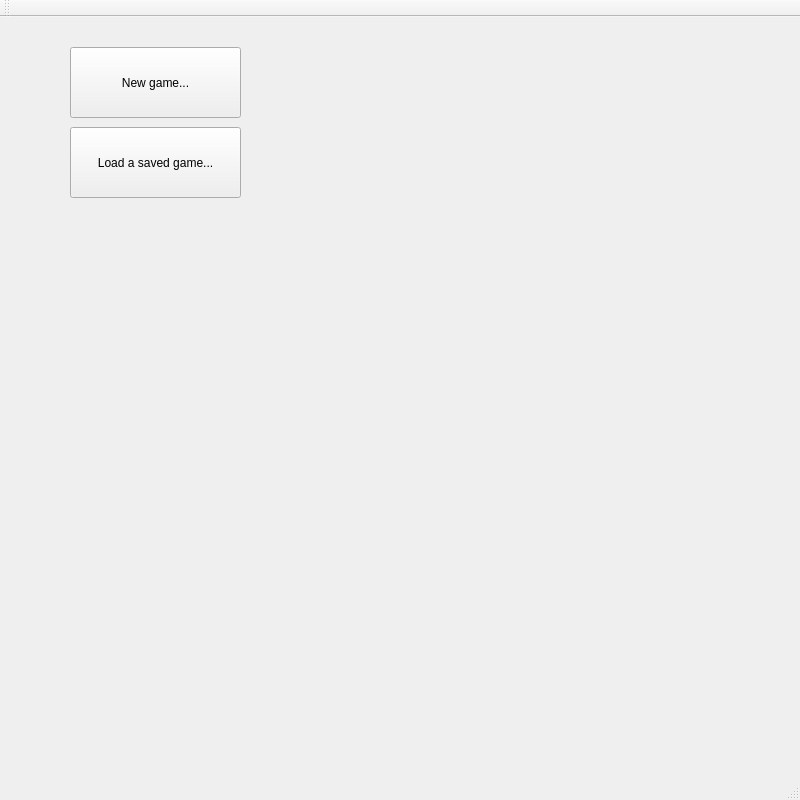
W3SS/chess-qt, file mainwindow.ui: the form before one commit.
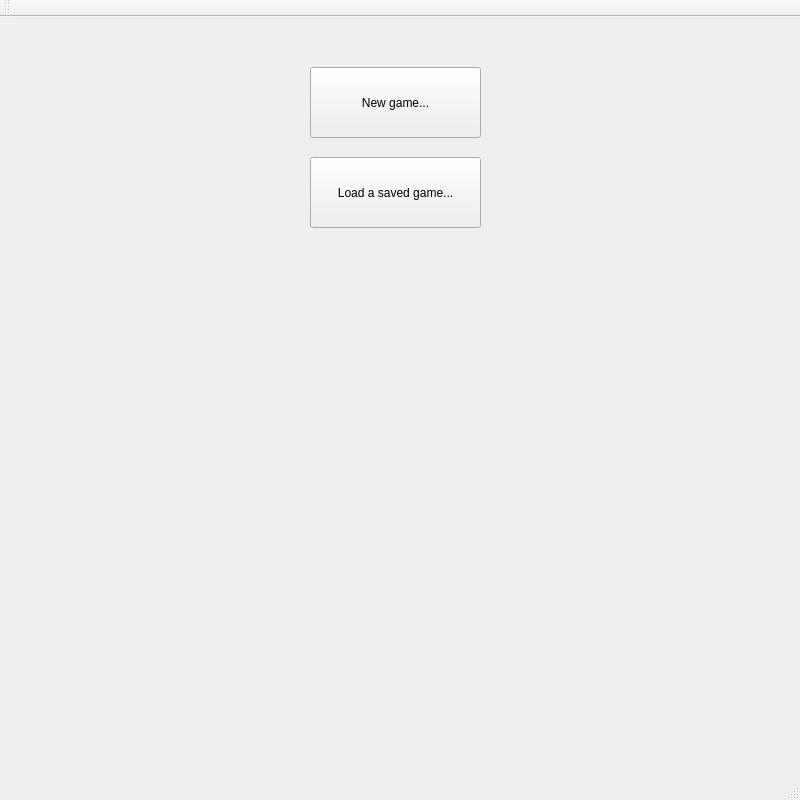
The form after the commit.

```diff
--- a/mainwindow.ui
+++ b/mainwindow.ui
@@ -33,10 +33,13 @@
   </property>
   <widget class="QWidget" name="centralWidget">
    <widget class="QPushButton" name="pushButtonLoad">
+    <property name="enabled">
+     <bool>true</bool>
+    </property>
     <property name="geometry">
      <rect>
-      <x>70</x>
-      <y>110</y>
+      <x>310</x>
+      <y>140</y>
       <width>171</width>
       <height>71</height>
      </rect>
@@ -48,8 +51,8 @@
    <widget class="QPushButton" name="pushButtonNew">
     <property name="geometry">
      <rect>
-      <x>70</x>
-      <y>30</y>
+      <x>310</x>
+      <y>50</y>
       <width>171</width>
       <height>71</height>
      </rect>
```
